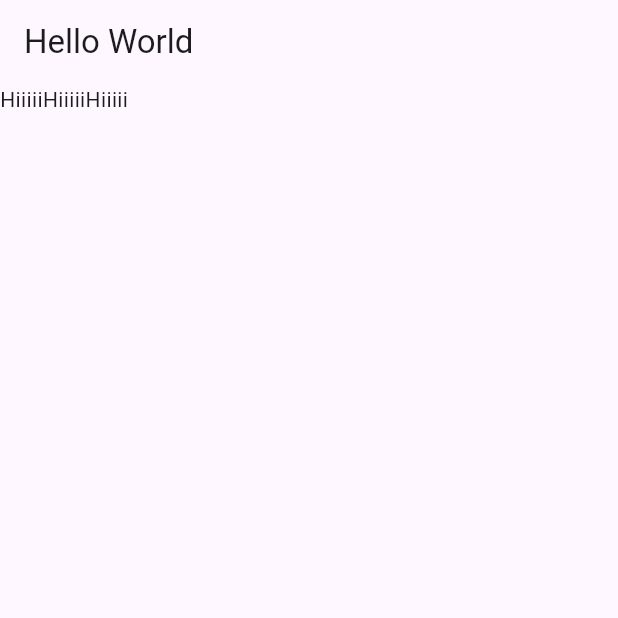
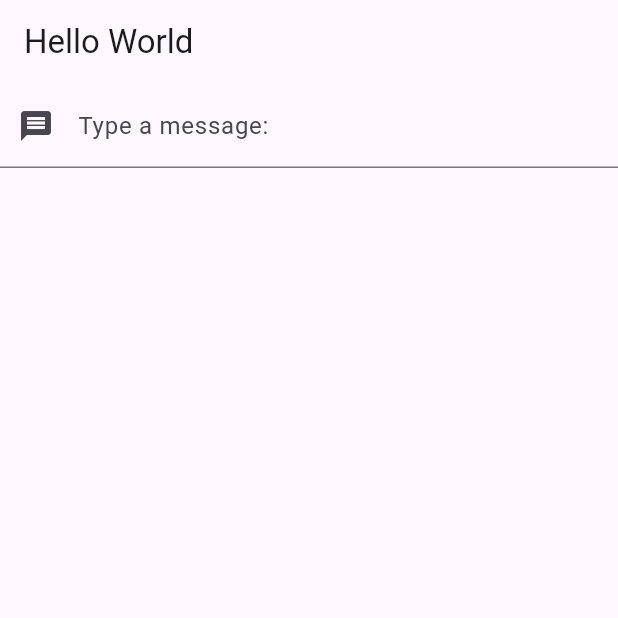
Before and after one commit to Aqilah87/try_first, a Flutter app: the screen it shows after launch, on a phone screen of 412 x 824 dp, the top half of it. Run offline on Flutter 3.47's test engine with Material 3 defaults, Android fonts, the light colour scheme and no system bars.

Commit message:
second_step

```diff
--- a/lib/main.dart
+++ b/lib/main.dart
@@ -28,17 +28,54 @@ class MyHomePage extends StatelessWidget{
   Widget build(BuildContext context){
     // scaffold is a widget
     //scaffold>appBar>text body>text
-    return Scaffold(appBar: AppBar(title: Text('Hello World')),
-    body: Row(
-      children: <Widget>[TestWidget(), TestWidget(), TestWidget()],
-    ));
+    return Scaffold(
+      appBar: AppBar(title: Text('Hello World')),
+      body: TextInputWidget()
+    );
   }
 }
 
-// page lain
-class TestWidget extends StatelessWidget{
+//stateful widget and text input
+class TextInputWidget extends StatefulWidget {
+  @override
+  _TextInputWidget createState() => _TextInputWidget();
+}
+
+class _TextInputWidget extends State<TextInputWidget> {
+final controller = TextEditingController();
+String text = "";
+
+//cleaning up the object
+@override
+void dispose(){
+  super.dispose();
+  controller.dispose();
+}
+
+void changeText(text){
+  if(text == "Hello World!"){
+    controller.clear();
+    text = " ";
+  }
+  setState((){
+    this.text = text;
+  });
+}
+
+
   @override
   Widget build(BuildContext context) {
-    return Text('Hiiiii');
+    return  Column(children: <Widget>[
+      TextField(
+      controller: this.controller,
+      decoration: InputDecoration(
+      //icon is widget
+      prefixIcon: Icon(Icons.message), labelText: "Type a message:"),
+      //changetext call function
+      onChanged: (text) => changeText(text) ,
+        ),
+        //contoller text not updating widget so need to do is figure out way
+        Text(this.text)
+    ]);
   }
 }
```
